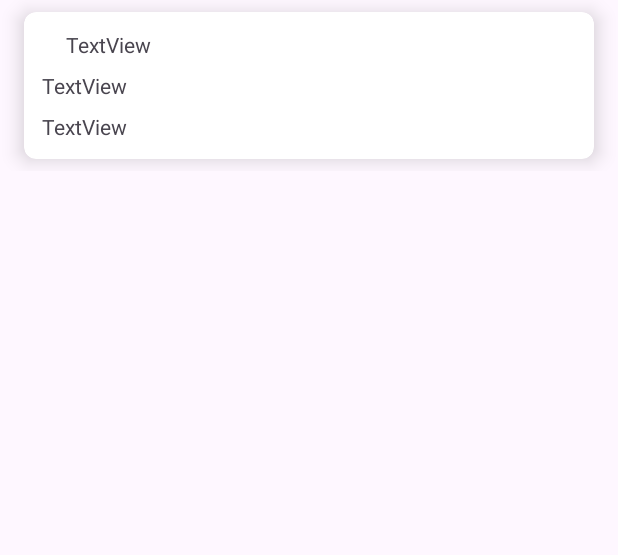
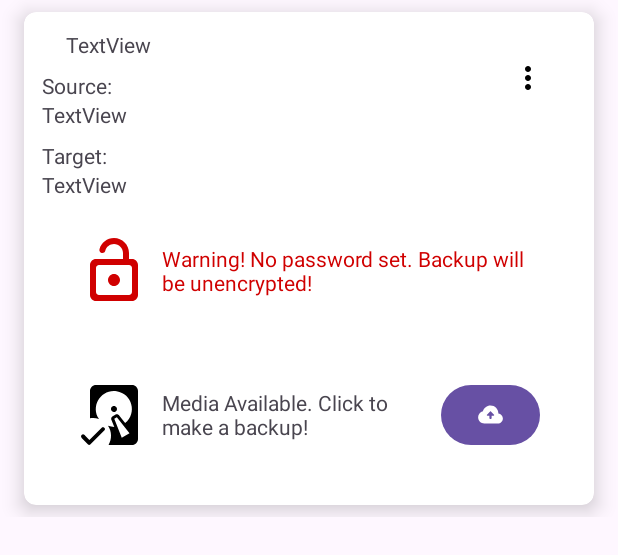
Before and after one commit to newhinton/UsbBackup, an Android app: the layout recyclerview_task.xml on its own in the app's theme, with its tools: preview values and no code run, on a phone screen of 412 x 824 dp. Shown: the top 555 px of the screen. Run offline under Robolectric (Android 15) with nearby library versions, the phone set to English and light mode, and no system bars.

Commit message:
overhaul main view

```diff
--- a/app/src/main/java/de/felixnuesse/usbbackup/database/BackupTask.kt
+++ b/app/src/main/java/de/felixnuesse/usbbackup/database/BackupTask.kt
@@ -10,7 +10,7 @@ data class BackupTask (
     @ColumnInfo(name = "name") val name: String,
     @ColumnInfo(name = "sourceUri") val sourceUri: String,
     @ColumnInfo(name = "targetUri") val targetUri: String,
-    @ColumnInfo(name = "containerPW") val containerPW: String?,
+    @ColumnInfo(name = "containerPW") var containerPW: String?,
     @ColumnInfo(name = "enabled") val enabled: Boolean
 ) {
     companion object {
--- a/app/src/main/java/de/felixnuesse/usbbackup/worker/Notifications.kt
+++ b/app/src/main/java/de/felixnuesse/usbbackup/worker/Notifications.kt
@@ -8,7 +8,6 @@ import android.os.Build
 import androidx.annotation.RequiresApi
 import androidx.core.app.NotificationCompat
 import androidx.core.app.NotificationManagerCompat
-import de.felixnuesse.usbbackup.R
 
 
 class Notifications(private var context: Context) {
--- /dev/null
+++ b/app/src/main/res/drawable/harddisk_check.xml
@@ -0,0 +1,13 @@
+<vector xmlns:android="http://schemas.android.com/apk/res/android"
+    android:width="24dp"
+    android:height="24dp"
+    android:viewportWidth="24"
+    android:viewportHeight="24">
+  <path
+      android:fillColor="#FF000000"
+      android:pathData="M12,9C11.109,9 10.663,10.077 11.293,10.707 11.923,11.337 13,10.891 13,10 13,9.448 12.552,9 12,9m0,0C11.109,9 10.663,10.077 11.293,10.707 11.923,11.337 13,10.891 13,10 13,9.448 12.552,9 12,9M18,2H6C4.895,2 4,2.895 4,4v9.09C4.33,13.029 4.665,12.999 5,13 5.683,12.999 6.36,13.121 7,13.36 4.068,9.025 7.703,3.278 12.876,4.067 18.048,4.857 19.802,11.428 15.71,14.69L13.79,12.27C13.515,11.788 12.9,11.622 12.42,11.9l-0.86,0.5c-0.482,0.275 -0.648,0.89 -0.37,1.37L12.1,16c-0.717,-0.003 -1.428,-0.131 -2.1,-0.38 1.283,1.914 1.357,4.393 0.19,6.38H18c1.105,0 2,-0.895 2,-2V4C20,2.895 19.105,2 18,2m-3.42,17.58 l-2.49,-6.31 0.86,-0.5 4.22,5.31M12,11C12.891,11 13.337,9.923 12.707,9.293 12.077,8.663 11,9.109 11,10c0,0.552 0.448,1 1,1"/>
+  <path
+      android:pathData="m3.795,20.369 l4.111,-4.118c0.103,-0.104 0.224,-0.155 0.362,-0.155 0.138,0 0.37,0.022 0.495,0.144 0.258,0.251 0.221,0.353 0.221,0.496 0,0.142 -0.052,0.265 -0.155,0.369l-4.746,4.759c-0.103,0.103 -0.224,0.155 -0.362,0.155 -0.138,0 -0.261,-0.05 -0.362,-0.155l-2.134,-2.228c-0.26,-0.321 -0.308,-0.64 -0.026,-0.929 0.54,-0.577 0.939,-0.031 1.139,0.113z"
+      android:strokeWidth="0.013"
+      android:fillColor="#000000"/>
+</vector>
--- /dev/null
+++ b/app/src/main/res/drawable/round_backup_24.xml
@@ -0,0 +1,5 @@
+<vector xmlns:android="http://schemas.android.com/apk/res/android" android:height="24dp" android:tint="#000000" android:viewportHeight="24" android:viewportWidth="24" android:width="24dp">
+
+    <path android:fillColor="@android:color/white" android:pathData="M19,11c0,-3.87 -3.13,-7 -7,-7C8.78,4 6.07,6.18 5.26,9.15C2.82,9.71 1,11.89 1,14.5C1,17.54 3.46,20 6.5,20c1.76,0 10.25,0 12,0l0,0c2.49,-0.01 4.5,-2.03 4.5,-4.52C23,13.15 21.25,11.26 19,11zM13,13v2c0,0.55 -0.45,1 -1,1h0c-0.55,0 -1,-0.45 -1,-1v-2H9.21c-0.45,0 -0.67,-0.54 -0.35,-0.85l2.79,-2.79c0.2,-0.2 0.51,-0.2 0.71,0l2.79,2.79c0.31,0.31 0.09,0.85 -0.35,0.85H13z"/>
+
+</vector>
--- /dev/null
+++ b/app/src/main/res/drawable/round_delete_24.xml
@@ -0,0 +1,5 @@
+<vector xmlns:android="http://schemas.android.com/apk/res/android" android:height="24dp" android:tint="#000000" android:viewportHeight="24" android:viewportWidth="24" android:width="24dp">
+
+    <path android:fillColor="@android:color/white" android:pathData="M6,19c0,1.1 0.9,2 2,2h8c1.1,0 2,-0.9 2,-2V9c0,-1.1 -0.9,-2 -2,-2H8c-1.1,0 -2,0.9 -2,2v10zM18,4h-2.5l-0.71,-0.71c-0.18,-0.18 -0.44,-0.29 -0.7,-0.29H9.91c-0.26,0 -0.52,0.11 -0.7,0.29L8.5,4H6c-0.55,0 -1,0.45 -1,1s0.45,1 1,1h12c0.55,0 1,-0.45 1,-1s-0.45,-1 -1,-1z"/>
+
+</vector>
--- /dev/null
+++ b/app/src/main/res/drawable/round_lock_open_24.xml
@@ -0,0 +1,5 @@
+<vector xmlns:android="http://schemas.android.com/apk/res/android" android:height="24dp" android:tint="#000000" android:viewportHeight="24" android:viewportWidth="24" android:width="24dp">
+
+    <path android:fillColor="@android:color/white" android:pathData="M12,13c-1.1,0 -2,0.9 -2,2s0.9,2 2,2 2,-0.9 2,-2 -0.9,-2 -2,-2zM18,8h-1L17,6c0,-2.76 -2.24,-5 -5,-5 -2.28,0 -4.27,1.54 -4.84,3.75 -0.14,0.54 0.18,1.08 0.72,1.22 0.53,0.14 1.08,-0.18 1.22,-0.72C9.44,3.93 10.63,3 12,3c1.65,0 3,1.35 3,3v2L6,8c-1.1,0 -2,0.9 -2,2v10c0,1.1 0.9,2 2,2h12c1.1,0 2,-0.9 2,-2L20,10c0,-1.1 -0.9,-2 -2,-2zM18,19c0,0.55 -0.45,1 -1,1L7,20c-0.55,0 -1,-0.45 -1,-1v-8c0,-0.55 0.45,-1 1,-1h10c0.55,0 1,0.45 1,1v8z"/>
+
+</vector>
--- a/app/src/main/res/layout/recyclerview_task.xml
+++ b/app/src/main/res/layout/recyclerview_task.xml
@@ -31,30 +31,129 @@
 
             <TextView
                 android:id="@+id/title"
-                android:layout_width="wrap_content"
+                android:layout_width="0dp"
                 android:layout_height="wrap_content"
                 android:layout_marginStart="16dp"
                 android:text="TextView"
+                app:layout_constraintEnd_toStartOf="@+id/moreButton"
                 app:layout_constraintStart_toStartOf="parent"
                 app:layout_constraintTop_toTopOf="parent" />
 
             <TextView
-                android:id="@+id/source"
+                android:id="@+id/labelSource"
                 android:layout_width="wrap_content"
                 android:layout_height="wrap_content"
                 android:layout_marginTop="8dp"
-                android:text="TextView"
+                android:text="Source:"
                 app:layout_constraintStart_toStartOf="parent"
                 app:layout_constraintTop_toBottomOf="@+id/title" />
 
             <TextView
-                android:id="@+id/target"
+                android:id="@+id/source"
+                android:layout_width="0dp"
+                android:layout_height="wrap_content"
+                android:singleLine="true"
+                android:text="TextView"
+                app:layout_constraintEnd_toStartOf="@+id/moreButton"
+                app:layout_constraintStart_toStartOf="parent"
+                app:layout_constraintTop_toBottomOf="@+id/labelSource" />
+
+            <TextView
+                android:id="@+id/labelTarget"
                 android:layout_width="wrap_content"
                 android:layout_height="wrap_content"
                 android:layout_marginTop="8dp"
-                android:text="TextView"
+                android:text="Target:"
                 app:layout_constraintStart_toStartOf="parent"
                 app:layout_constraintTop_toBottomOf="@+id/source" />
+
+            <TextView
+                android:id="@+id/target"
+                android:layout_width="0dp"
+                android:layout_height="wrap_content"
+                android:singleLine="true"
+                android:text="TextView"
+                app:layout_constraintEnd_toEndOf="@+id/source"
+                app:layout_constraintHorizontal_bias="1.0"
+                app:layout_constraintStart_toStartOf="parent"
+                app:layout_constraintTop_toBottomOf="@+id/labelTarget" />
+
+            <ImageView
+                android:id="@+id/moreButton"
+                android:layout_width="48dp"
+                android:layout_height="48dp"
+                android:layout_marginTop="8dp"
+                android:layout_marginEnd="8dp"
+                android:scaleType="centerInside"
+                app:layout_constraintEnd_toEndOf="parent"
+                app:layout_constraintTop_toTopOf="parent"
+                app:srcCompat="@drawable/round_more_vert_24" />
+
+            <LinearLayout
+                android:id="@+id/layoutNoPassword"
+                android:layout_width="match_parent"
+                android:layout_height="match_parent"
+                android:orientation="horizontal"
+                android:padding="24dp"
+                app:layout_constraintEnd_toEndOf="parent"
+                app:layout_constraintStart_toStartOf="parent"
+                app:layout_constraintTop_toBottomOf="@+id/target">
+
+                <ImageView
+                    android:id="@+id/imageView3"
+                    android:layout_width="48dp"
+                    android:layout_height="48dp"
+                    app:srcCompat="@drawable/round_lock_open_24"
+                    app:tint="#D00000" />
+
+                <TextView
+                    android:id="@+id/textView2"
+                    android:layout_width="wrap_content"
+                    android:layout_height="match_parent"
+                    android:layout_marginStart="8dp"
+                    android:layout_weight="1"
+                    android:gravity="center_vertical"
+                    android:text="Warning! No password set. Backup will be unencrypted!"
+                    android:textColor="#D00000" />
+            </LinearLayout>
+
+            <LinearLayout
+                android:id="@+id/layoutDiskAvailable"
+                android:layout_width="match_parent"
+                android:layout_height="match_parent"
+                android:orientation="horizontal"
+                android:padding="24dp"
+                app:layout_constraintBottom_toBottomOf="parent"
+                app:layout_constraintTop_toBottomOf="@+id/layoutNoPassword">
+
+                <ImageView
+                    android:id="@+id/imageView2"
+                    android:layout_width="48dp"
+                    android:layout_height="match_parent"
+                    app:srcCompat="@drawable/harddisk_check" />
+
+                <TextView
+                    android:id="@+id/textView"
+                    android:layout_width="wrap_content"
+                    android:layout_height="match_parent"
+                    android:layout_marginStart="8dp"
+                    android:layout_weight="1"
+                    android:gravity="center_vertical"
+                    android:text="Media Available. Click to make a backup!" />
+
+
+                <com.google.android.material.button.MaterialButton
+                    android:id="@+id/startBackup"
+                    android:layout_width="wrap_content"
+                    android:layout_height="wrap_content"
+                    android:layout_marginStart="8dp"
+                    android:minWidth="0dp"
+                    app:icon="@drawable/round_backup_24"
+                    app:iconPadding="0dp"
+                    app:layout_constraintEnd_toEndOf="parent"
+                    app:layout_constraintTop_toTopOf="@+id/sourceUriFileButton" />
+            </LinearLayout>
+
         </androidx.constraintlayout.widget.ConstraintLayout>
 
     </androidx.cardview.widget.CardView>
--- a/gradle/libs.versions.toml
+++ b/gradle/libs.versions.toml
@@ -1,5 +1,5 @@
 [versions]
-agp = "8.9.2"
+agp = "8.9.3"
 kotlin = "2.0.21"
 coreKtx = "1.16.0"
 junit = "4.13.2"
@@ -9,8 +9,8 @@ appcompat = "1.7.0"
 material = "1.12.0"
 activity = "1.10.1"
 constraintlayout = "2.2.1"
-roomRuntime = "2.7.0"
-workRuntimeKtx = "2.10.0"
+roomRuntime = "2.7.1"
+workRuntimeKtx = "2.10.1"
 
 [libraries]
 androidx-core-ktx = { group = "androidx.core", name = "core-ktx", version.ref = "coreKtx" }
```
Also changed, not shown: app/src/main/java/de/felixnuesse/usbbackup/MainActivity.kt (+66 -43 lines), app/src/main/java/de/felixnuesse/usbbackup/PopupCallback.kt (added, +9 -0 lines), app/src/main/java/de/felixnuesse/usbbackup/StorageUtils.kt (added, +23 -0 lines), app/src/main/java/de/felixnuesse/usbbackup/TaskListAdapter.kt (+46 -3 lines), app/src/main/java/de/felixnuesse/usbbackup/UriUtils.kt (+10 -0 lines), app/src/main/java/de/felixnuesse/usbbackup/database/BackupTaskDao.kt (+7 -0 lines), app/src/main/java/de/felixnuesse/usbbackup/dialog/ConfirmDialog.kt (added, +32 -0 lines), app/src/main/java/de/felixnuesse/usbbackup/dialog/DialogCallbacks.kt (added, +8 -0 lines), app/src/main/java/de/felixnuesse/usbbackup/dialog/InputDialog.kt (added, +37 -0 lines), app/src/main/java/de/felixnuesse/usbbackup/worker/BackupWorker.kt (+59 -24 lines), app/src/main/res/menu/task_menu.xml (added, +16 -0 lines).
